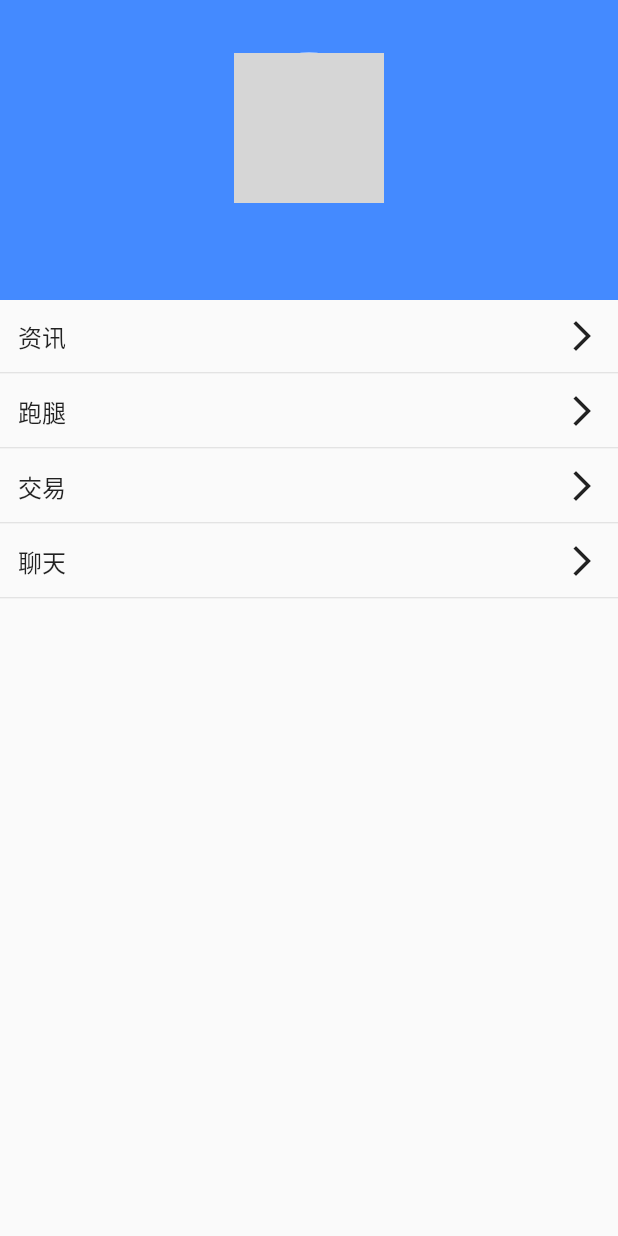
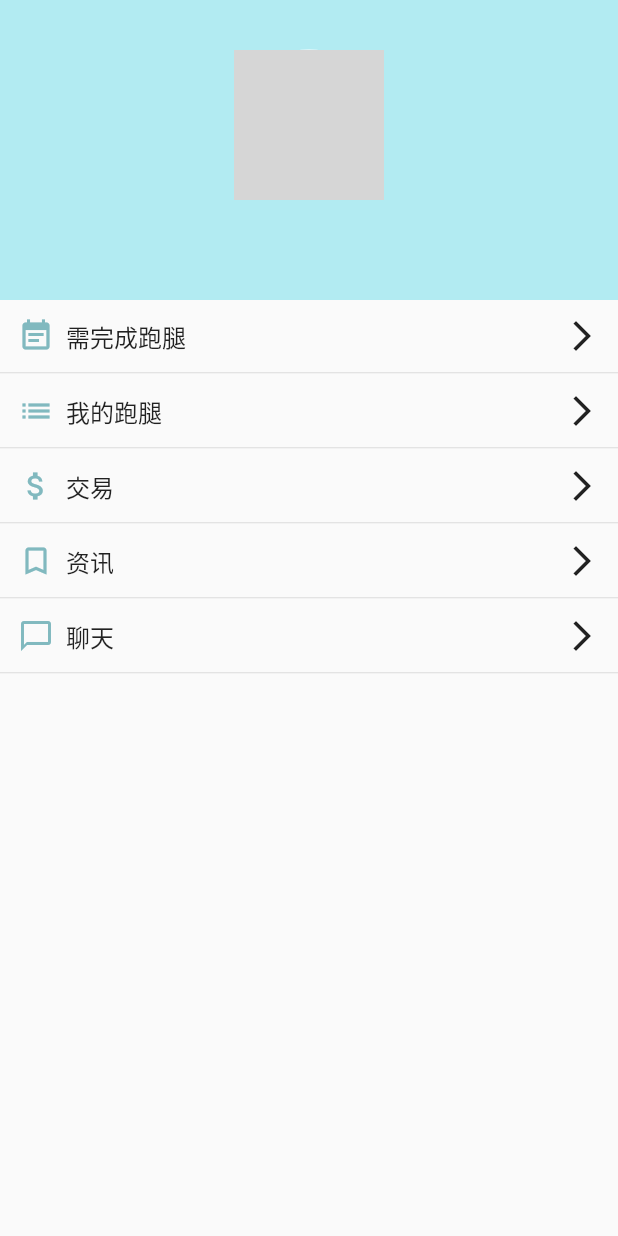
Before and after one commit to Haurchefant-G/Tsingvat, a Flutter app: the InfoPage screen opened directly, on a phone screen of 412 x 824 dp. Run offline on Flutter 3.47's test engine with Material 2 defaults, Android fonts, the phone set to English and light mode, and no system bars; our stand-ins replace cached_network_image, dio, fluro, flutter_easyrefresh, flutter_screenutil, flutter_spinkit and 2 more; missing offline and left inert: provide; accounts and stored records are empty; generated files the repository leaves out were written again; network calls fail; statements that could not run were skipped; project files that could hold a hidden picture were left out; grey boxes are pictures that could not be loaded.

Commit message:
tsingvat_0.6

```diff
--- a/tsingvat/lib/component/infocard.dart
+++ b/tsingvat/lib/component/infocard.dart
@@ -1,5 +1,9 @@
+import 'dart:io';
+
+import 'package:dio/dio.dart';
 import 'package:flutter/material.dart';
 import 'package:flutter_screenutil/flutter_screenutil.dart';
+import 'package:image_picker/image_picker.dart';
 import 'package:tsingvat/component/takederrandcard.dart';
 import 'package:tsingvat/page/TakedErrandsPage.dart';
 import 'package:tsingvat/util/GradientUtil.dart';
@@ -19,12 +23,17 @@ class _InfoCardState extends State<InfoCard> {
 
   var userAvatar;
   var userName;
-  var titles = ["资讯", "跑腿", "交易", "聊天"];
+  var titles = ["需完成跑腿", "我的跑腿", "交易", "资讯", "聊天"];
+  var icons = [
+    Icons.event_note,
+    Icons.list,
+    Icons.attach_money,
+    Icons.turned_in_not,
+    Icons.chat_bubble_outline
+  ];
 
-
-
-  var titleTextStyle = new TextStyle(fontSize: 16.0);
-  var rightArrowIcon = new Icon(Icons.arrow_forward_ios);
+  var titleTextStyle = TextStyle(fontSize: 16.0);
+  var rightArrowIcon = Icon(Icons.arrow_forward_ios);
 
   info() async {
     var avatar = await SharedPreferenceUtil.getString('avatar');
@@ -36,6 +45,27 @@ class _InfoCardState extends State<InfoCard> {
     });
     print(userAvatar);
     print(userName);
+  }
+
+  changeAvatar() async {
+    try {
+      var picker = ImagePicker();
+      final image = await picker.getImage(source: ImageSource.gallery);
+      var _image = File(image.path);
+      if (_image != null) {
+        print("changeAvatar");
+        var data = await HttpUtil().post(
+            "/images/avatar/${userName}",
+            FormData.fromMap(
+                {'image': MultipartFile.fromFileSync(_image.path)}));
+        setState(() {
+          userAvatar =
+              "http://121.199.66.17:8800/images/account/${userName}/avatar.png?" +
+                  DateTime.now().microsecondsSinceEpoch.toString();
+        });
+        SharedPreferenceUtil.setString('avatar', userAvatar);
+      }
+    } catch (e) {}
   }
 
   logout() {
@@ -51,11 +81,13 @@ class _InfoCardState extends State<InfoCard> {
 
   @override
   Widget build(BuildContext context) {
-    return new CustomScrollView(reverse: false, shrinkWrap: false, slivers: <
-        Widget>[
-      new SliverAppBar(
+    return new CustomScrollView(
+        reverse: false,
+        shrinkWrap: false,
+        slivers: <Widget>[
+          SliverAppBar(
             pinned: false,
-        backgroundColor: Colors.blueAccent,
+            //backgroundColor: Colors.blueAccent,
             expandedHeight: 200.0,
             iconTheme: new IconThemeData(color: Colors.transparent),
             flexibleSpace: new InkWell(
@@ -74,7 +106,7 @@ class _InfoCardState extends State<InfoCard> {
                                           height: 60,
                                           child: FlatButton(
                                               padding: EdgeInsets.zero,
-                                          onPressed: () {},
+                                              onPressed: changeAvatar,
                                               child: Text(
                                                 "修改头像",
                                                 style: Theme.of(context)
@@ -114,23 +146,23 @@ class _InfoCardState extends State<InfoCard> {
                             width: 100,
                             height: 100,
                           )
-                    : new Container(
+                        : Container(
                             width: 100,
                             height: 100,
-                        decoration: new BoxDecoration(
+                            decoration: BoxDecoration(
                                 shape: BoxShape.circle,
                                 color: Colors.transparent,
-                            image: new DecorationImage(
-                                image: new NetworkImage(userAvatar),
+                                image: DecorationImage(
+                                    image: NetworkImage(userAvatar),
                                     fit: BoxFit.cover),
-                            border: new Border.all(
+                                border: Border.all(
                                     color: Colors.white, width: 2.0)),
                           ),
-                new Container(
+                    Container(
                       margin: const EdgeInsets.fromLTRB(0.0, 10.0, 0.0, 0.0),
                       child: new Text(
                         userName ?? " ",
-                    style: new TextStyle(color: Colors.white, fontSize: 16.0),
+                        style: Theme.of(context).primaryTextTheme.headline6,
                       ),
                     )
                   ],
@@ -138,7 +170,7 @@ class _InfoCardState extends State<InfoCard> {
           ),
           SliverFixedExtentList(
               delegate:
-              new SliverChildBuilderDelegate((BuildContext context, int index) {
+                  SliverChildBuilderDelegate((BuildContext context, int index) {
                 String title = titles[index];
                 return Container(
                     alignment: Alignment.centerLeft,
@@ -146,43 +178,45 @@ class _InfoCardState extends State<InfoCard> {
                       onTap: () {
                         print("the is the item of $title");
 
-                    Navigator.of(context).push(
-                      MaterialPageRoute(builder: (context){
-                        switch(index) {
-                          case 1:
+                        Navigator.of(context)
+                            .push(MaterialPageRoute(builder: (context) {
+                          switch (index) {
+                            case 0:
                               return TakedErrandsPage(userName);
-                            case 3:
+                            case 4:
                               return MessagePage();
                             default:
                               return TakedErrandsPage(userName);
-
                           }
-                      })
-                    );
+                        }));
 
 //                    Navigator.of(context)
 //                        .push(MaterialPageRoute(builder: (context) {
 //                      return TakedErrandsPage(userName);
 //                    }));
-
                       },
                       child: Column(
                         children: <Widget>[
                           Padding(
-                        padding:
-                            const EdgeInsets.fromLTRB(12.0, 12.0, 12.0, 12.0),
-                        child: new Row(
+                            padding: const EdgeInsets.fromLTRB(
+                                12.0, 12.0, 12.0, 12.0),
+                            child: Row(
+                              crossAxisAlignment: CrossAxisAlignment.center,
                               children: <Widget>[
-                            new Expanded(
-                                child: new Text(
+                                Padding(
+                                  padding: const EdgeInsets.only(right: 8.0),
+                                  child: Icon(icons[index], color: Theme.of(context).primaryColorDark,),
+                                ),
+                                Expanded(
+                                    child: Text(
                                   title,
-                              style: titleTextStyle,
+                                  style: titleTextStyle.copyWith(textBaseline: TextBaseline.ideographic),
                                 )),
                                 rightArrowIcon
                               ],
                             ),
                           ),
-                      new Divider(
+                          Divider(
                             height: 1.0,
                           )
                         ],
--- a/tsingvat/lib/loginPage.dart
+++ b/tsingvat/lib/loginPage.dart
@@ -75,7 +75,8 @@ class _Login extends State<Login> {
       SharedPreferenceUtil.setInt('phone', user.phone);
       SharedPreferenceUtil.setString('nickname', user.nickname);
       SharedPreferenceUtil.setString('signature', user.signature);
-      SharedPreferenceUtil.setString('avatar', user.avatar);
+      SharedPreferenceUtil.setString('avatar', user.avatar + "?" +
+                  DateTime.now().microsecondsSinceEpoch.toString());
 
       Navigator.pushReplacementNamed(context, "homePage");
     } else {
--- a/tsingvat/lib/page/newPostPage.dart
+++ b/tsingvat/lib/page/newPostPage.dart
@@ -58,6 +58,7 @@ class _newPostPageState extends State<newPostPage> {
   Future pickImage() async {
     try {
       final image = await picker.getImage(source: ImageSource.gallery);
+      //print(image);
       setState(() {
         _image = File(image.path);
         print(_image);
@@ -79,7 +80,9 @@ class _newPostPageState extends State<newPostPage> {
       post = Post.fromJson(data['data']);
       if (_image != null) {
         data2 = await http.post(
-            '/images/${post.uuid}', FormData.fromMap({'images': MultipartFile.fromFileSync(_image.path)}));
+            '/images/${post.uuid}',
+            FormData.fromMap(
+                {'images': MultipartFile.fromFileSync(_image.path)}));
         print(data2);
       }
     } catch (e) {
--- a/tsingvat/lib/routers/router_handler.dart
+++ b/tsingvat/lib/routers/router_handler.dart
@@ -9,6 +9,6 @@ Handler chatDetailHandler = Handler(
     print('message>detail title is ${index}');
     final inde = int.parse(index);
     final type = int.parse(typ);
-    return ChatDetailPage(inde,type);
+    //return ChatDetailPage(inde,type);
   }
 );
```
Lines whose indentation alone changed are shown as unchanged.
